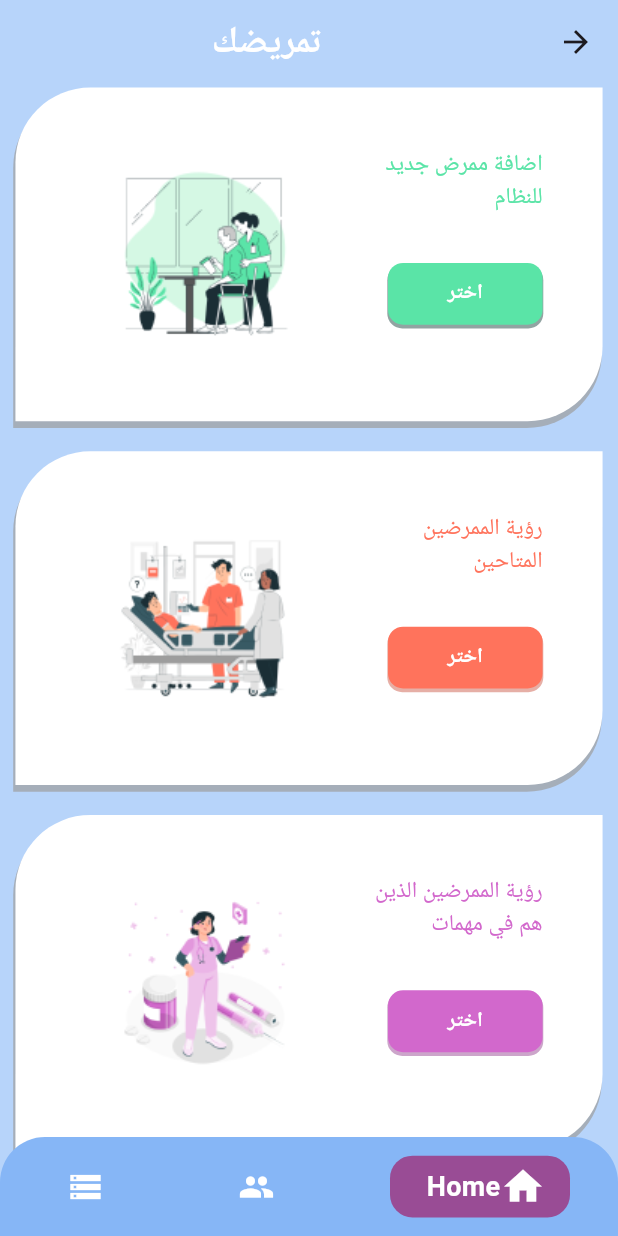
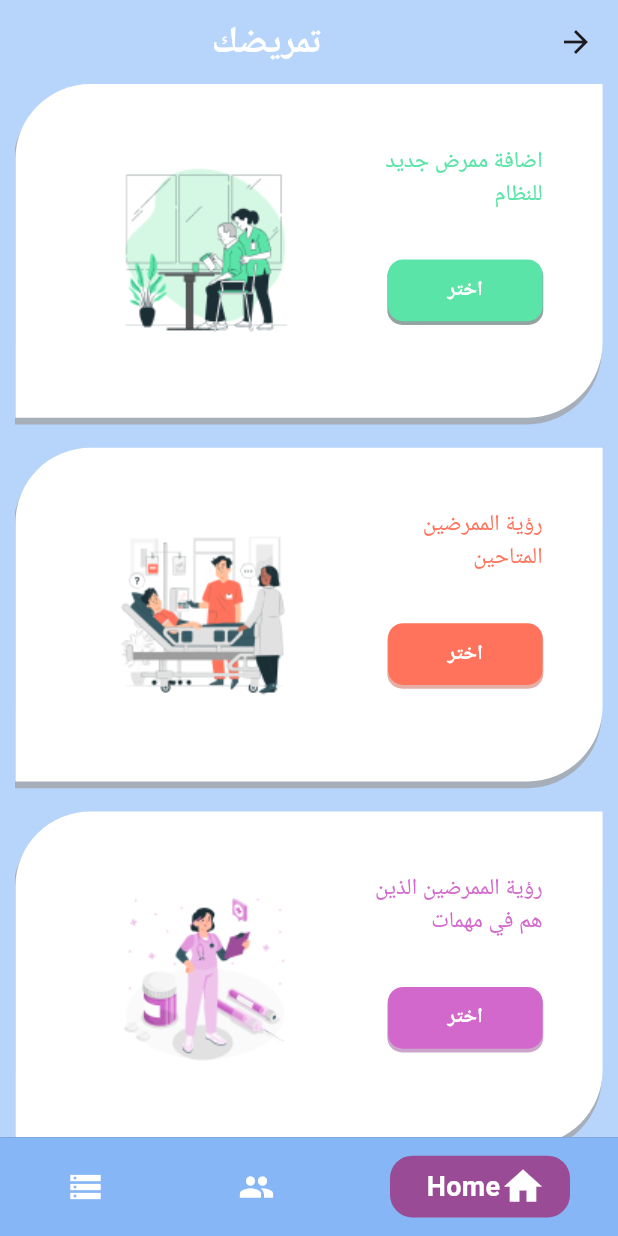
Before and after one commit to MohamedAatef12/Tamredak, a Flutter app: the BottomBarScreen screen opened directly, on a phone screen of 412 x 824 dp. Run offline on Flutter 3.47's test engine with Material 3 defaults, Android fonts, the light colour scheme and no system bars; drawn by our look-alikes of persistent_bottom_nav_bar; our stand-ins replace awesome_dialog, cloud_firestore, firebase_core, get; missing offline and left inert: dart:ffi; accounts and stored records are empty.

Commit message:
Merge branch 'refs/heads/edit_profile'

```diff
--- a/lib/features/bottom_bar/presentation/views/bottom_bar_screen.dart
+++ b/lib/features/bottom_bar/presentation/views/bottom_bar_screen.dart
@@ -28,10 +28,6 @@
           padding:  const EdgeInsets.symmetric(horizontal: 10),
           navBarStyle: NavBarStyle.style10,
           decoration: const NavBarDecoration(
-            borderRadius: BorderRadius.only(
-              topLeft: Radius.circular(30),
-              topRight: Radius.circular(30),
-            ),
           ),
         ),
       ),
--- a/lib/features/home/presentation/view/home_screen.dart
+++ b/lib/features/home/presentation/view/home_screen.dart
@@ -19,6 +19,7 @@
           backgroundColor: AppColors.current.primary,
         ),
         body: Container(
+          height: MediaQuery.sizeOf(context).height,
           color: AppColors.current.primary,
           child: const HomeBody(),
         ));
--- a/lib/main.dart
+++ b/lib/main.dart
@@ -27,7 +27,7 @@
       ),
       locale: const Locale('ar', 'EG'),
       fallbackLocale: const Locale('ar', 'EG'),
-      home: const Scaffold(body: SplashScreen()),
+      home: const SplashScreen()
     );
   }
 }
```
